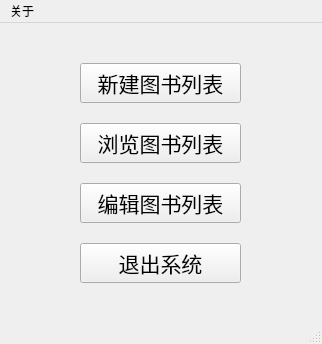
The window that Sources/Forms/mainmenu.ui (gaogao-qwq/Book_Manage_System_QT) describes before a commit, drawn with Qt 5.
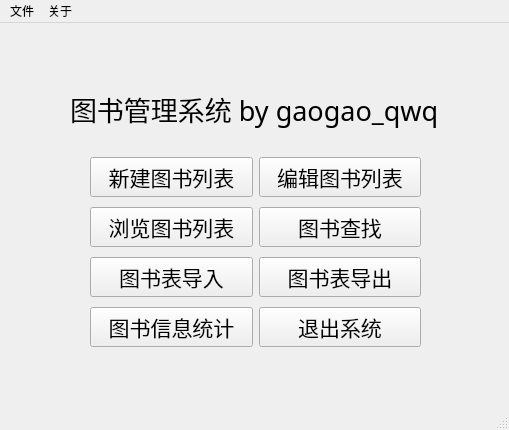
The same window after the commit. Icons and pictures are not drawn.

Patch:
```diff
--- a/Sources/Forms/mainmenu.ui
+++ b/Sources/Forms/mainmenu.ui
@@ -6,8 +6,8 @@
    <rect>
     <x>0</x>
     <y>0</y>
-    <width>322</width>
-    <height>344</height>
+    <width>509</width>
+    <height>430</height>
    </rect>
   </property>
   <property name="windowTitle">
@@ -17,32 +17,38 @@
    <widget class="QWidget" name="verticalLayoutWidget">
     <property name="geometry">
      <rect>
-      <x>60</x>
-      <y>20</y>
-      <width>201</width>
-      <height>261</height>
+      <x>90</x>
+      <y>130</y>
+      <width>331</width>
+      <height>201</height>
      </rect>
     </property>
-    <layout class="QVBoxLayout" name="verticalLayout" stretch="0,0,0,0">
-     <property name="spacing">
-      <number>0</number>
-     </property>
-     <property name="sizeConstraint">
-      <enum>QLayout::SetDefaultConstraint</enum>
-     </property>
-     <property name="leftMargin">
-      <number>20</number>
-     </property>
-     <property name="topMargin">
-      <number>0</number>
-     </property>
-     <property name="rightMargin">
-      <number>20</number>
-     </property>
-     <property name="bottomMargin">
-      <number>0</number>
-     </property>
-     <item>
+    <layout class="QGridLayout" name="gridLayout">
+     <item row="5" column="0">
+      <widget class="QPushButton" name="bookAnalysisButton">
+       <property name="font">
+        <font>
+         <pointsize>16</pointsize>
+        </font>
+       </property>
+       <property name="text">
+        <string>图书信息统计</string>
+       </property>
+      </widget>
+     </item>
+     <item row="0" column="1">
+      <widget class="QPushButton" name="editBookButton">
+       <property name="font">
+        <font>
+         <pointsize>16</pointsize>
+        </font>
+       </property>
+       <property name="text">
+        <string>编辑图书列表</string>
+       </property>
+      </widget>
+     </item>
+     <item row="0" column="0">
       <widget class="QPushButton" name="createBookListButton">
        <property name="font">
         <font>
@@ -54,7 +60,7 @@
        </property>
       </widget>
      </item>
-     <item>
+     <item row="1" column="0">
       <widget class="QPushButton" name="browseBookButton">
        <property name="font">
         <font>
@@ -66,19 +72,7 @@
        </property>
       </widget>
      </item>
-     <item>
-      <widget class="QPushButton" name="editBookButton">
-       <property name="font">
-        <font>
-         <pointsize>16</pointsize>
-        </font>
-       </property>
-       <property name="text">
-        <string>编辑图书列表</string>
-       </property>
-      </widget>
-     </item>
-     <item>
+     <item row="5" column="1">
       <widget class="QPushButton" name="exitSystemButton">
        <property name="font">
         <font>
@@ -93,25 +87,88 @@
        </property>
       </widget>
      </item>
+     <item row="1" column="1">
+      <widget class="QPushButton" name="searchBookButton">
+       <property name="font">
+        <font>
+         <pointsize>16</pointsize>
+        </font>
+       </property>
+       <property name="text">
+        <string>图书查找</string>
+       </property>
+      </widget>
+     </item>
+     <item row="2" column="1">
+      <widget class="QPushButton" name="exportBookListButton">
+       <property name="font">
+        <font>
+         <pointsize>16</pointsize>
+        </font>
+       </property>
+       <property name="text">
+        <string>图书表导出</string>
+       </property>
+      </widget>
+     </item>
+     <item row="2" column="0">
+      <widget class="QPushButton" name="importBookListButton">
+       <property name="font">
+        <font>
+         <pointsize>16</pointsize>
+        </font>
+       </property>
+       <property name="text">
+        <string>图书表导入</string>
+       </property>
+      </widget>
+     </item>
     </layout>
    </widget>
+   <widget class="QLabel" name="label">
+    <property name="geometry">
+     <rect>
+      <x>70</x>
+      <y>60</y>
+      <width>371</width>
+      <height>51</height>
+     </rect>
+    </property>
+    <property name="font">
+     <font>
+      <family>黑体</family>
+      <pointsize>20</pointsize>
+     </font>
+    </property>
+    <property name="text">
+     <string>图书管理系统 by gaogao_qwq</string>
+    </property>
+   </widget>
   </widget>
   <widget class="QMenuBar" name="menubar">
    <property name="geometry">
     <rect>
      <x>0</x>
      <y>0</y>
-     <width>322</width>
+     <width>509</width>
      <height>22</height>
     </rect>
    </property>
-   <widget class="QMenu" name="menu">
+   <widget class="QMenu" name="aboutMenu">
     <property name="title">
      <string>关于</string>
     </property>
     <addaction name="actionAbout"/>
    </widget>
-   <addaction name="menu"/>
+   <widget class="QMenu" name="fileMenu">
+    <property name="title">
+     <string>文件</string>
+    </property>
+    <addaction name="exportBookListAction"/>
+    <addaction name="importBookListAction"/>
+   </widget>
+   <addaction name="fileMenu"/>
+   <addaction name="aboutMenu"/>
   </widget>
   <widget class="QStatusBar" name="statusbar"/>
   <action name="actionAbout">
```
Left out of the diff: 23 changed lines with no effect on the pictures.
